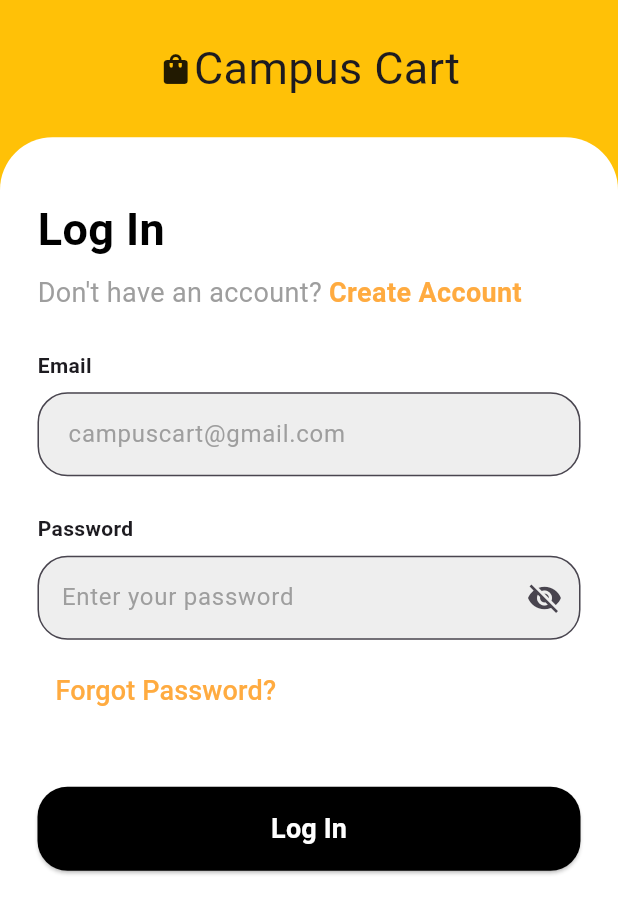
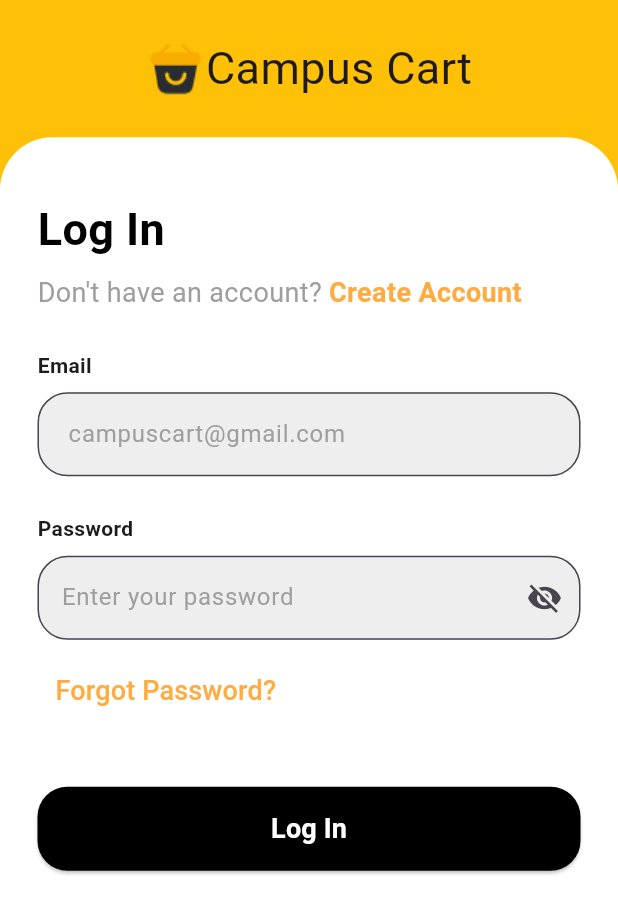
Before and after one commit to eobolo/CAMPUS_CART_MOBILE_APP_GROUP_10, a Flutter app: the SignIn screen opened directly, on a phone screen of 412 x 824 dp. Shown: the top 914 px of the screen. Run offline on Flutter 3.47's test engine with Material 3 defaults, Android fonts, the phone set to English and light mode, and no system bars; our stand-ins replace firebase_auth, firebase_core, firebase_database, get; accounts and stored records are empty; statements that could not run were skipped.

Commit message:
update login

```diff
--- a/campus_cart/lib/routes/auth/login.dart
+++ b/campus_cart/lib/routes/auth/login.dart
@@ -9,6 +9,10 @@ class SignIn extends StatefulWidget {
 
 class _SignInState extends State<SignIn> {
   final formSignInKey = GlobalKey<FormState>();
+
+  void _onSignUp() {
+    Navigator.pushNamed(context, '/signup');
+  }
 
   @override
   Widget build(BuildContext context) {
@@ -32,7 +36,15 @@ class _SignInState extends State<SignIn> {
                 child: Row(
                   mainAxisAlignment: MainAxisAlignment.center,
                   children: [
-                    Icon(Icons.shopping_bag),
+                    Container(
+                      width: 40.0,
+                      height: 40.0,
+                      decoration: const BoxDecoration(
+                        image: DecorationImage(
+                            image: AssetImage("assets/images/bag-happy.png"),
+                            fit: BoxFit.cover),
+                      ),
+                    ),
                     Text(
                       'Campus Cart',
                       style: TextStyle(
@@ -78,9 +90,7 @@ class _SignInState extends State<SignIn> {
                               TextStyle(color: Colors.grey, fontSize: 18),
                             ),
                             GestureDetector(
-                              onTap: () {
-                                // Add create account functionality here
-                              },
+                              onTap: _onSignUp,
                               child: const Text(
                                 'Create Account',
                                 style: TextStyle(
```
